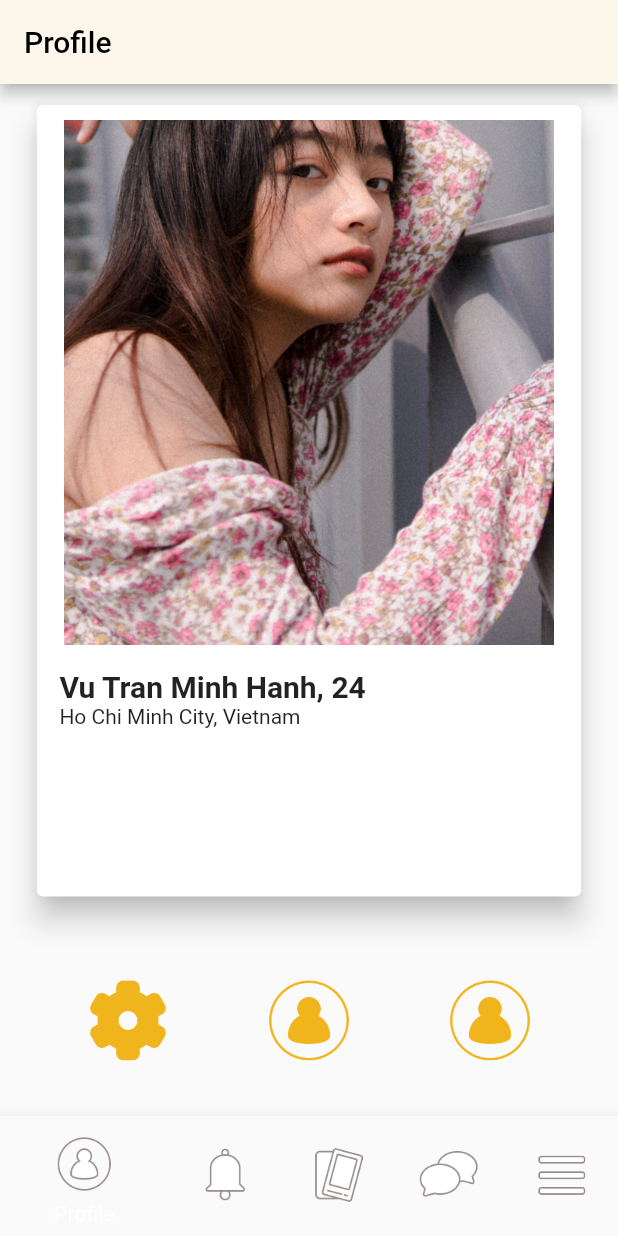
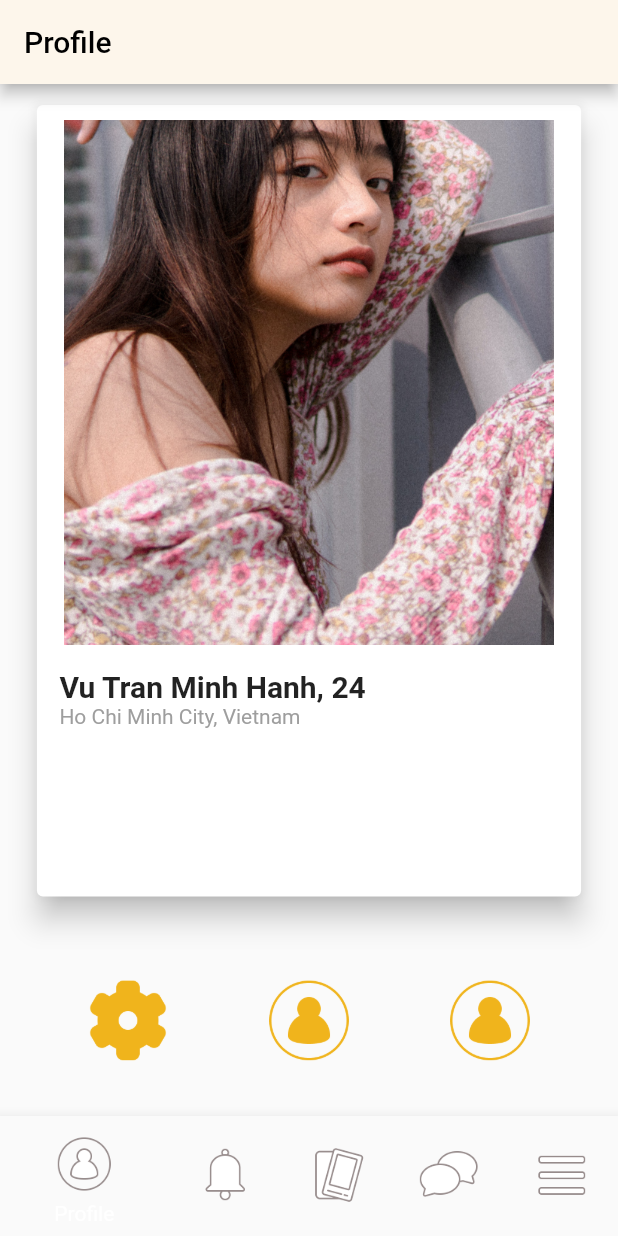
Before and after one commit to PhatDinh/Recontre-App, a Flutter app: the screen it shows after launch, on a phone screen of 412 x 824 dp. Run offline on Flutter 3.47's test engine with Material 2 defaults, Android fonts, the phone set to English and light mode, and no system bars; drawn by our look-alikes of carousel_slider.

Commit message:
Update profile_screen.dart

```diff
--- a/lib/screens/profile/profile_screen.dart
+++ b/lib/screens/profile/profile_screen.dart
@@ -52,7 +52,10 @@ class ProfileScreen extends StatelessWidget {
                       ),
                       Padding(
                         padding: const EdgeInsets.only(left: 15),
-                        child: Text("Ho Chi Minh City, Vietnam"),
+                        child: Text(
+                          "Ho Chi Minh City, Vietnam",
+                          style: TextStyle(color: Colors.grey),
+                        ),
                       )
                     ],
                   ),
```
